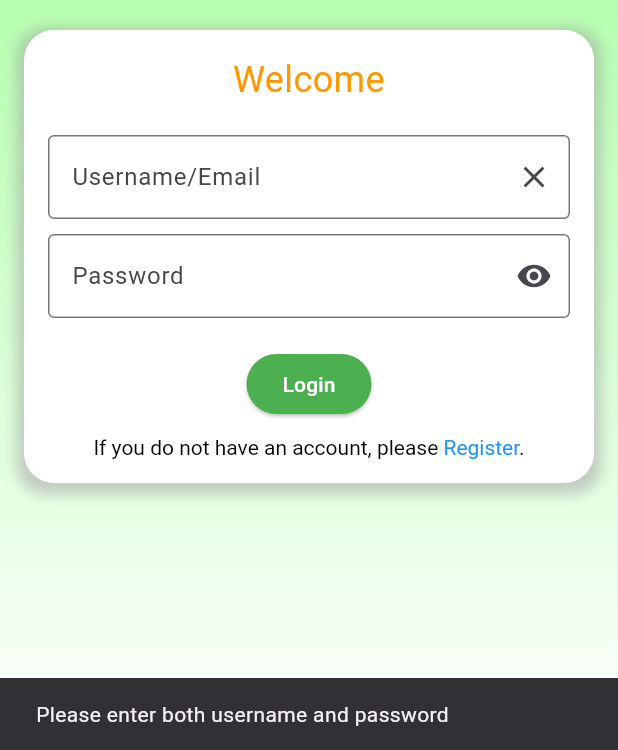
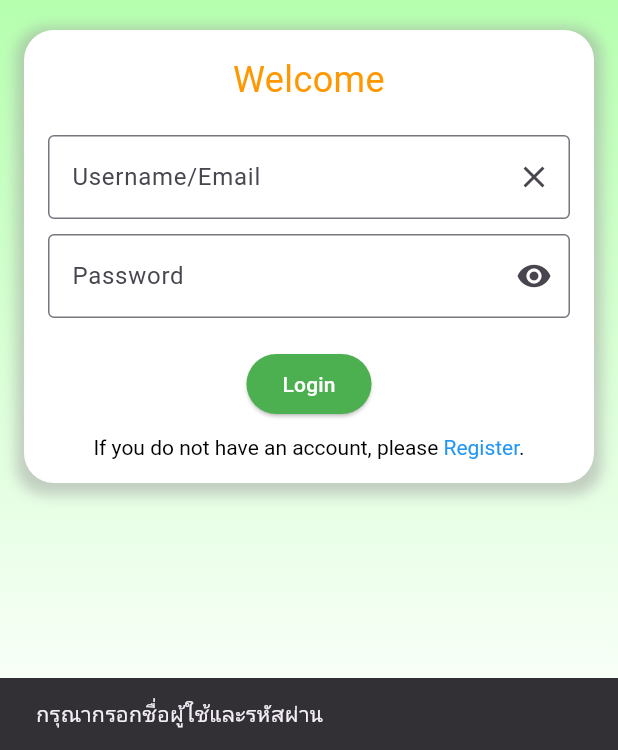
Before and after one commit to Slippy03/Project_2024, a Flutter app: the screen it shows after launch, after a tap on "Login", on a phone screen of 412 x 824 dp, the part 486-1236 px from its top. Run offline on Flutter 3.47's test engine with Material 3 defaults, Android fonts, the phone set to English and light mode, and no system bars; our stand-ins replace cloud_firestore, firebase_auth, firebase_core; accounts and stored records are empty.

Commit message:
Update login.dart

```diff
--- a/riceguard_app/lib/pages/login.dart
+++ b/riceguard_app/lib/pages/login.dart
@@ -38,7 +38,7 @@ class _LoginPageState extends State<LoginPage> {
             email = querySnapshot.docs[0]['email'];
           } else {
             ScaffoldMessenger.of(context).showSnackBar(
-              SnackBar(content: Text("Username not found")),
+              SnackBar(content: Text("ไม่พบชื่อผู้ใช้ในระบบ")),
             );
             return;
           }
@@ -58,7 +58,7 @@ class _LoginPageState extends State<LoginPage> {
       }
     } else {
       ScaffoldMessenger.of(context).showSnackBar(
-        SnackBar(content: Text("Please enter both username and password")),
+        SnackBar(content: Text("กรุณากรอกชื่อผู้ใช้และรหัสผ่าน")),
       );
     }
   }
```
